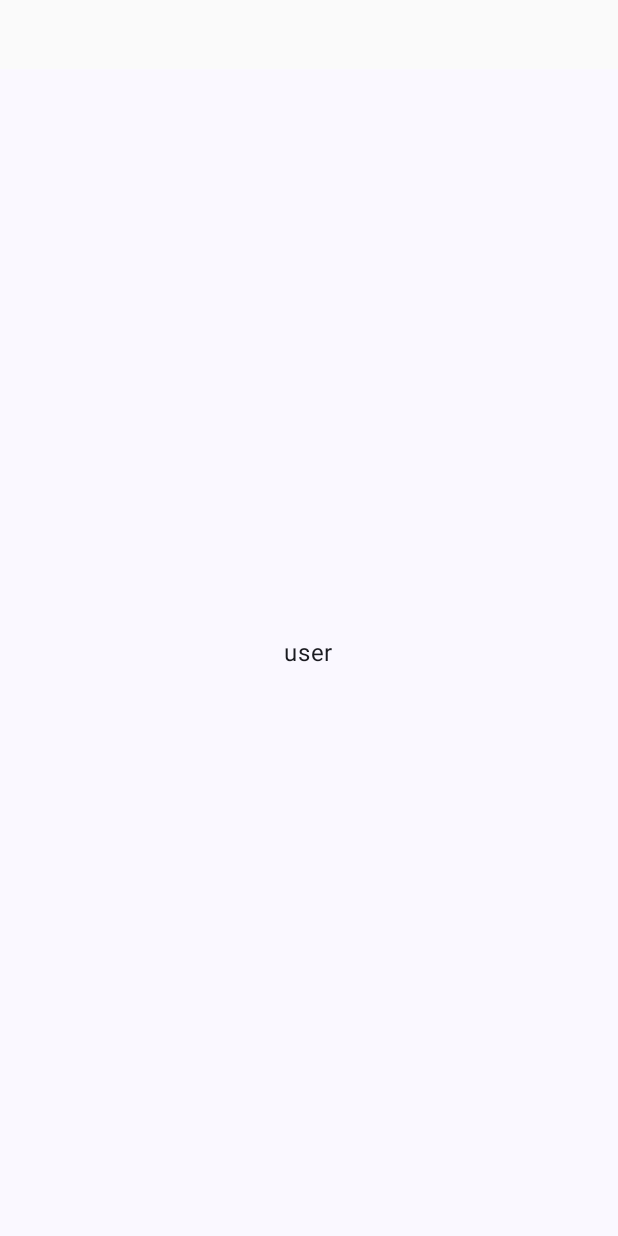
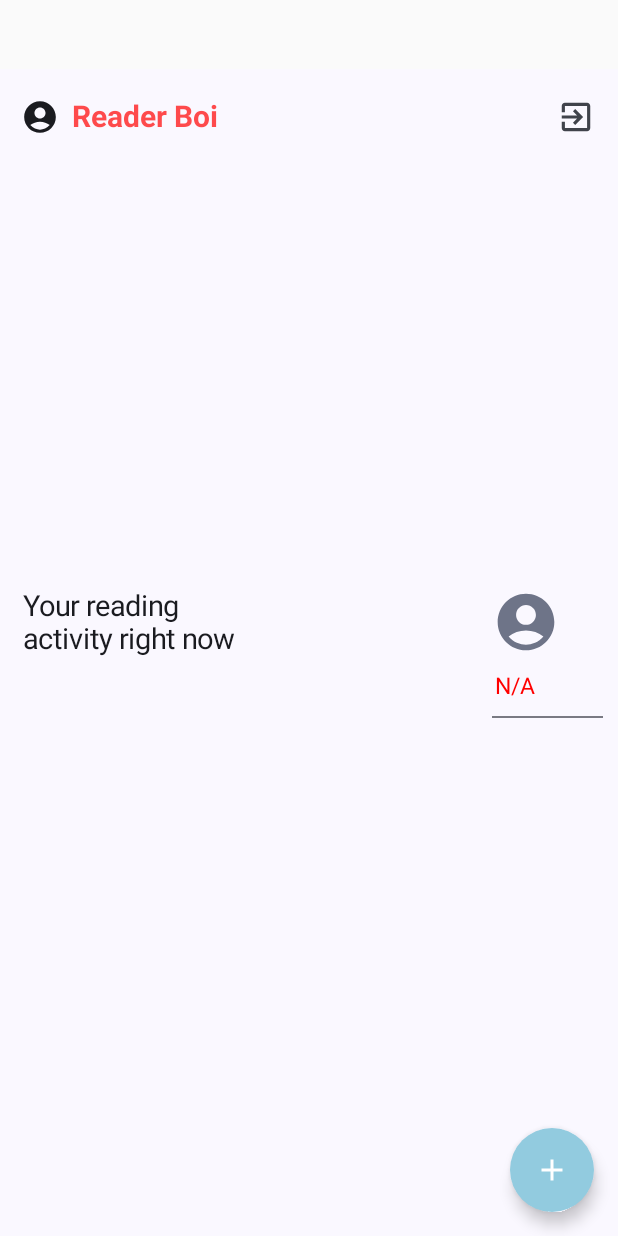
Before and after one commit to KunalFarmah98/ReaderAppCompose, an Android app built with Jetpack Compose: the HomeScreen screen opened through its navigation route, on a phone screen of 412 x 824 dp. Before the commit the screen is almost empty. Run offline under Robolectric (Android 15) with nearby library versions, the phone set to English and light mode, and no system bars; our stand-ins replace Dagger/Hilt's generated code, Firebase (no records; nobody signed in at launch, a user with empty details on screens opened directly).

Commit message:
started home screen

```diff
--- /dev/null
+++ b/app/src/main/java/com/kunalfarmah/apps/readerapp/model/MBook.kt
@@ -0,0 +1,8 @@
+package com.kunalfarmah.apps.readerapp.model
+
+data class MBook(
+    var id: String,
+    var title: String?=null,
+    var authors: String?=null,
+    var notes: String?=null
+)
--- a/app/src/main/java/com/kunalfarmah/apps/readerapp/nav/Navigation.kt
+++ b/app/src/main/java/com/kunalfarmah/apps/readerapp/nav/Navigation.kt
@@ -11,6 +11,7 @@ import com.kunalfarmah.apps.readerapp.screens.splash.SplashScreen
 import androidx.activity.viewModels
 import com.google.firebase.auth.ktx.auth
 import com.google.firebase.ktx.Firebase
+import com.kunalfarmah.apps.readerapp.screens.stats.StatsScreen
 
 @Composable
 fun Navigation() {
@@ -26,5 +27,8 @@ fun Navigation() {
         composable(ScreenNames.HomeScreen.name){
             HomeScreen(navController)
         }
+        composable(ScreenNames.StatsScreen.name){
+            StatsScreen(navController)
+        }
     }
 }
--- a/app/src/main/java/com/kunalfarmah/apps/readerapp/screens/home/HomeScreen.kt
+++ b/app/src/main/java/com/kunalfarmah/apps/readerapp/screens/home/HomeScreen.kt
@@ -1,14 +1,177 @@
 package com.kunalfarmah.apps.readerapp.screens.home
 
+import android.annotation.SuppressLint
+import androidx.compose.foundation.clickable
+import androidx.compose.foundation.layout.Arrangement
+import androidx.compose.foundation.layout.Column
+import androidx.compose.foundation.layout.Row
+import androidx.compose.foundation.layout.Spacer
+import androidx.compose.foundation.layout.WindowInsets
+import androidx.compose.foundation.layout.fillMaxSize
+import androidx.compose.foundation.layout.fillMaxWidth
+import androidx.compose.foundation.layout.padding
+import androidx.compose.foundation.layout.size
+import androidx.compose.foundation.shape.RoundedCornerShape
+import androidx.compose.material.icons.Icons
+import androidx.compose.material.icons.filled.AccountCircle
+import androidx.compose.material.icons.filled.Add
+import androidx.compose.material.icons.filled.ExitToApp
+import androidx.compose.material3.Divider
+import androidx.compose.material3.ExperimentalMaterial3Api
+import androidx.compose.material3.FloatingActionButton
+import androidx.compose.material3.Icon
+import androidx.compose.material3.IconButton
+import androidx.compose.material3.MaterialTheme
+import androidx.compose.material3.Scaffold
+import androidx.compose.material3.Surface
 import androidx.compose.material3.Text
+import androidx.compose.material3.TopAppBar
 import androidx.compose.runtime.Composable
+import androidx.compose.ui.Alignment
+import androidx.compose.ui.Modifier
+import androidx.compose.ui.graphics.Color
+import androidx.compose.ui.text.TextStyle
+import androidx.compose.ui.text.font.FontStyle
+import androidx.compose.ui.text.font.FontWeight
+import androidx.compose.ui.text.style.TextAlign
+import androidx.compose.ui.text.style.TextOverflow
+import androidx.compose.ui.unit.dp
+import androidx.compose.ui.unit.sp
 import androidx.navigation.NavController
-import com.google.firebase.auth.FirebaseAuth
 import com.google.firebase.auth.ktx.auth
 import com.google.firebase.ktx.Firebase
+import com.kunalfarmah.apps.readerapp.App
+import com.kunalfarmah.apps.readerapp.model.MBook
+import com.kunalfarmah.apps.readerapp.nav.ScreenNames
+
+@SuppressLint("UnusedMaterial3ScaffoldPaddingParameter")
+@OptIn(ExperimentalMaterial3Api::class)
+@Composable
+fun HomeScreen(navController: NavController) {
+
+    Scaffold(
+        topBar = { AppBar(title = " Reader Boi", navController = navController) },
+        floatingActionButton = {
+            FABContent {}
+        })
+    {
+        Surface(
+            modifier = Modifier
+                .fillMaxSize(),
+        ) {
+            HomeContent(navController = navController)
+        }
+    }
+}
 
 @Composable
-fun HomeScreen(navController: NavController){
+fun FABContent(onTap: () -> Unit) {
+    FloatingActionButton(
+        onClick = { onTap() }, shape = RoundedCornerShape(50.dp),
+        containerColor = Color(0xFF92CBDF)
+    ) {
+        Icon(
+            imageVector = Icons.Default.Add,
+            contentDescription = "Add a book",
+            tint = Color.White
+        )
+
+    }
+}
+
+@OptIn(ExperimentalMaterial3Api::class)
+@Composable
+fun AppBar(
+    title: String = "A Reader",
+    showProfile: Boolean = true,
+    navController: NavController = NavController(
+        App.context
+    )
+) {
+    TopAppBar(
+        title = {
+            Text(
+                text = title, color = Color.Red.copy(0.7f),
+                style = TextStyle(fontWeight = FontWeight.Bold, fontSize = 20.sp)
+            )
+        },
+        navigationIcon = {
+            if (showProfile) {
+                Icon(
+                    imageVector = Icons.Default.AccountCircle,
+                    contentDescription = "App Icon",
+                    modifier = Modifier
+                        .padding(start = 10.dp)
+                        .size(25.dp)
+                )
+            }
+        },
+        actions = {
+            IconButton(onClick = {
+                Firebase.auth.signOut()
+                navController.navigate(ScreenNames.LoginScreen.name)
+            }) {
+                Icon(
+                    imageVector = Icons.Default.ExitToApp,
+                    contentDescription = "Logout",
+                    modifier = Modifier.size(25.dp)
+                )
+            }
+        }
+
+    )
+}
+
+
+@Composable
+fun HomeContent(navController: NavController){
     val user = Firebase.auth.currentUser
-    Text(text = user?.uid ?: "user")
+    val currentUserName = if(user?.email?.isNullOrEmpty() == false)
+        user!!.email!!.split('@')[0]
+    else
+         "N/A"
+    Column(modifier = Modifier.padding(10.dp),
+        verticalArrangement = Arrangement.SpaceEvenly) {
+        Row(modifier = Modifier.align(alignment = Alignment.Start)){
+            TitleSection(label = "Your reading \nactivity right now")
+            Spacer(modifier = Modifier.fillMaxWidth(0.7f))
+            Column {
+                Icon(imageVector = Icons.Filled.AccountCircle,
+                    contentDescription = "profile",
+                    modifier = Modifier
+                        .clickable {
+                            navController.navigate(ScreenNames.StatsScreen.name)
+                        }
+                        .size(45.dp),
+                    tint = MaterialTheme.colorScheme.secondaryContainer
+                )
+                Text(text = currentUserName,
+                    modifier = Modifier.padding(2.dp),
+                    style = MaterialTheme.typography.headlineMedium,
+                    fontSize = 15.sp,
+                    color = Color.Red,
+                    maxLines = 1,
+                    overflow = TextOverflow.Clip
+                )
+                Divider()
+            }
+        }
+    }
 }
+
+@Composable
+fun TitleSection(modifier: Modifier = Modifier, label: String) {
+    Surface(modifier = modifier.padding(start = 5.dp, top= 1.dp)){
+        Text(
+            text = label,
+            style = TextStyle(fontSize = 19.sp, fontStyle = FontStyle.Normal, textAlign = TextAlign.Left)
+        )
+    }
+}
+
+
+
+@Composable
+fun ReadingRightNowArea(books: List<MBook>, navController: NavController) {
+
+}
--- a/app/src/main/java/com/kunalfarmah/apps/readerapp/screens/stats/StatsScreen.kt
+++ b/app/src/main/java/com/kunalfarmah/apps/readerapp/screens/stats/StatsScreen.kt
@@ -1,7 +1,8 @@
 package com.kunalfarmah.apps.readerapp.screens.stats
 
 import androidx.compose.runtime.Composable
+import androidx.navigation.NavController
 
 @Composable
-fun StatsScreen() {
+fun StatsScreen(navController: NavController) {
 }
```
